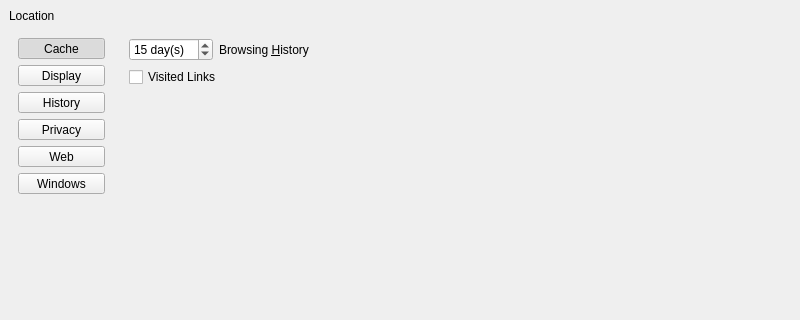
Above: UI/dooble_settings.ui from textbrowser/dooble before the change; both pictures show x 0 to 800 and y 0 to 320 of the 800 by 600 pixel window. Below: the same form after it.
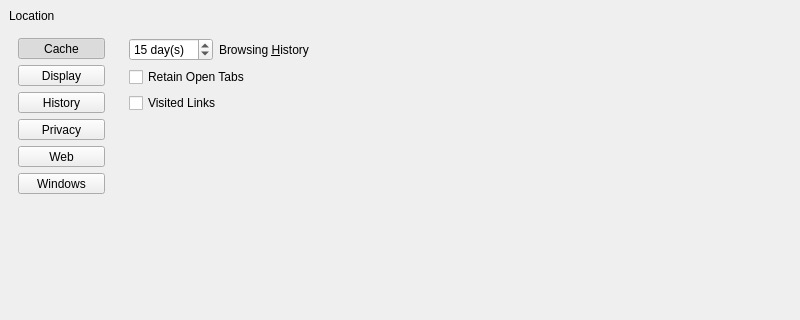
That is the form after the change. The open tabs and pages were chosen to show the change. Icons and pictures are not drawn.

Commit message: Retain open tabs.

What changed in the file:
```diff
--- a/UI/dooble_settings.ui
+++ b/UI/dooble_settings.ui
@@ -1006,6 +1006,13 @@
             </item>
            </layout>
           </item>
+          <item>
+           <widget class="QCheckBox" name="retain_open_tabs">
+            <property name="text">
+             <string>Retain Open Tabs</string>
+            </property>
+           </widget>
+          </item>
           <item>
            <widget class="QCheckBox" name="visited_links">
             <property name="toolTip">
```
Left out of the diff: 17 changed lines with no effect on the pictures. The commit also changes 1 other file.
